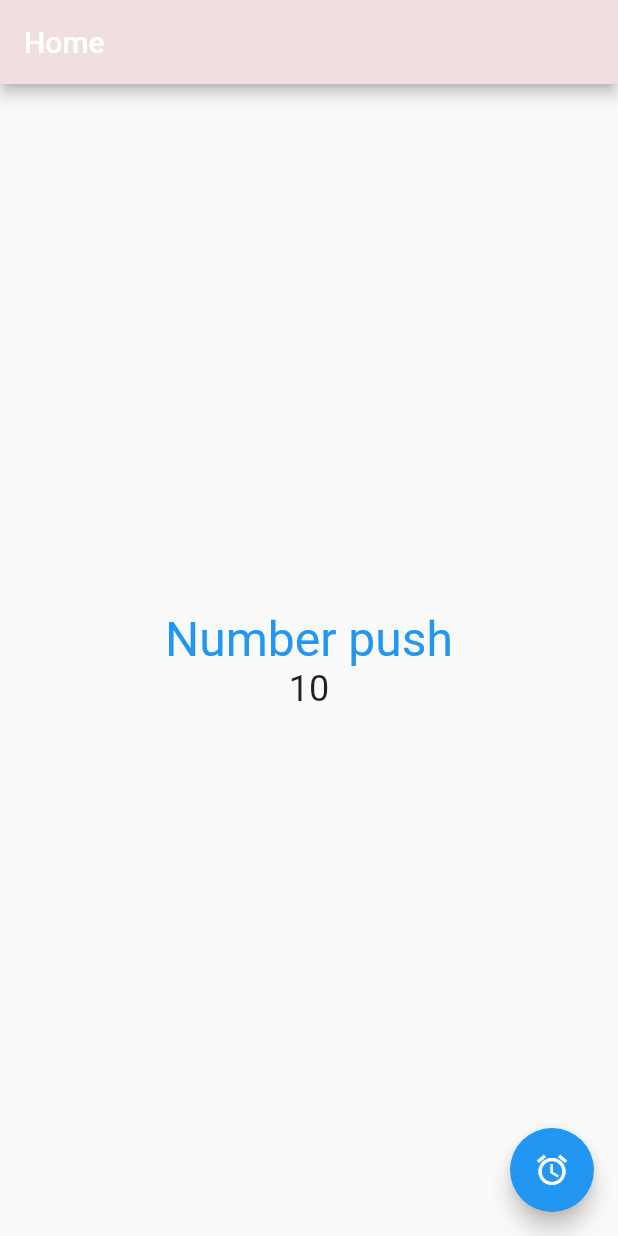
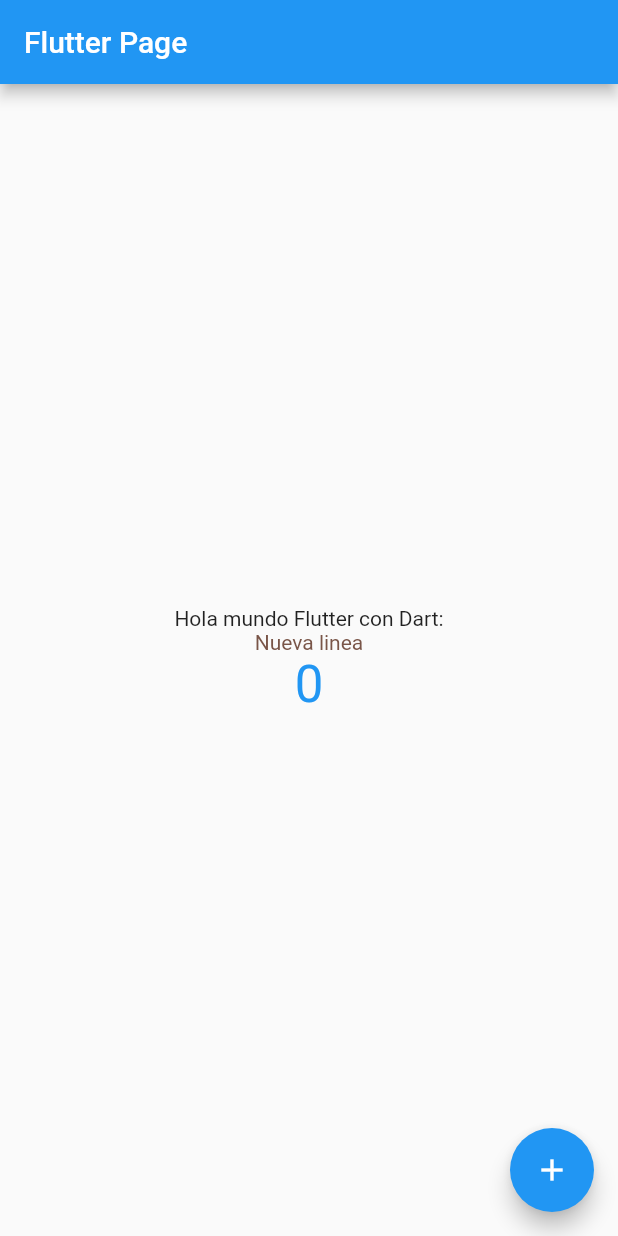
Before and after one commit to JCVelaides/flutter, a Flutter app: the screen it shows after launch, on a phone screen of 412 x 824 dp. Run offline on Flutter 3.47's test engine with Material 2 defaults, Android fonts, the phone set to English and light mode, and no system bars.

Commit message:
agregando archivo change_color.dart

```diff
--- a/lib/main.dart
+++ b/lib/main.dart
@@ -1,7 +1,6 @@
 import 'package:flutter/material.dart';
-import 'package:flutter_application_1/view/count_screen.dart';
+import 'package:flutter_application_1/view/change_color.dart';
 
-// import 'package:flutter_application_1/main.dart';
 void main() {
   runApp(MyApp());
 }
@@ -10,6 +9,6 @@ class MyApp extends StatelessWidget {
   @override
   Widget build(BuildContext context) {
     return const MaterialApp(
-        debugShowCheckedModeBanner: false, home: ContadorFul());
+        debugShowCheckedModeBanner: false, home: ChangeColor());
   }
 }
--- /dev/null
+++ b/lib/view/change_color.dart
@@ -0,0 +1,121 @@
+import 'package:flutter/material.dart';
+import 'dart:math';
+
+class ChangeColor extends StatelessWidget {
+  const ChangeColor({Key? key}) : super(key: key);
+
+  // This widget is the root of your application.
+  @override
+  Widget build(BuildContext context) {
+    return MaterialApp(
+      title: 'Flutter Demo',
+      theme: ThemeData(
+        // This is the theme of your application.
+        //
+        // Try running your application with "flutter run". You'll see the
+        // application has a blue toolbar. Then, without quitting the app, try
+        // changing the primarySwatch below to Colors.green and then invoke
+        // "hot reload" (press "r" in the console where you ran "flutter run",
+        // or simply save your changes to "hot reload" in a Flutter IDE).
+        // Notice that the counter didn't reset back to zero; the application
+        // is not restarted.
+        primarySwatch: Colors.blue,
+      ),
+      home: const MyHomePage(title: 'Flutter Page'),
+    );
+  }
+}
+
+class MyHomePage extends StatefulWidget {
+  const MyHomePage({Key? key, required this.title}) : super(key: key);
+
+  // This widget is the home page of your application. It is stateful, meaning
+  // that it has a State object (defined below) that contains fields that affect
+  // how it looks.
+
+  // This class is the configuration for the state. It holds the values (in this
+  // case the title) provided by the parent (in this case the App widget) and
+  // used by the build method of the State. Fields in a Widget subclass are
+  // always marked "final".
+
+  final String title;
+
+  @override
+  State<MyHomePage> createState() => _MyHomePageState();
+}
+
+class _MyHomePageState extends State<MyHomePage> {
+  int _counter = 0;
+  String texto = 'Nueva linea';
+
+  void _incrementCounter() {
+    setState(() {
+      // This call to setState tells the Flutter framework that something has
+      // changed in this State, which causes it to rerun the build method below
+      // so that the display can reflect the updated values. If we changed
+      // _counter without calling setState(), then the build method would not be
+      // called again, and so nothing would appear to happen.
+      _counter++;
+    });
+  }
+
+  Color changeText() {
+    return Colors.primaries[Random().nextInt(Colors.primaries.length)];
+  }
+
+  @override
+  Widget build(BuildContext context) {
+    // This method is rerun every time setState is called, for instance as done
+    // by the _incrementCounter method above.
+    //
+    // The Flutter framework has been optimized to make rerunning build methods
+    // fast, so that you can just rebuild anything that needs updating rather
+    // than having to individually change instances of widgets.
+    return Scaffold(
+      appBar: AppBar(
+        // Here we take the value from the MyHomePage object that was created by
+        // the App.build method, and use it to set our appbar title.
+        title: Text(widget.title),
+      ),
+      body: Center(
+        // Center is a layout widget. It takes a single child and positions it
+        // in the middle of the parent.
+        child: Column(
+          // Column is also a layout widget. It takes a list of children and
+          // arranges them vertically. By default, it sizes itself to fit its
+          // children horizontally, and tries to be as tall as its parent.
+          //
+          // Invoke "debug painting" (press "p" in the console, choose the
+          // "Toggle Debug Paint" action from the Flutter Inspector in Android
+          // Studio, or the "Toggle Debug Paint" command in Visual Studio Code)
+          // to see the wireframe for each widget.
+          //
+          // Column has various properties to control how it sizes itself and
+          // how it positions its children. Here we use mainAxisAlignment to
+          // center the children vertically; the main axis here is the vertical
+          // axis because Columns are vertical (the cross axis would be
+          // horizontal).
+          mainAxisAlignment: MainAxisAlignment.center,
+          children: <Widget>[
+            const Text(
+              'Hola mundo Flutter con Dart:',
+            ),
+            Text(texto, style: TextStyle(color: changeText())),
+            Text(
+              '$_counter',
+              style: Theme.of(context)
+                  .textTheme
+                  .headline4
+                  ?.copyWith(color: Colors.blue),
+            ),
+          ],
+        ),
+      ),
+      floatingActionButton: FloatingActionButton(
+        onPressed: _incrementCounter,
+        tooltip: 'Increment',
+        child: const Icon(Icons.add),
+      ), // This trailing comma makes auto-formatting nicer for build methods.
+    );
+  }
+}
```
Also changed, not shown: 1 other file.
